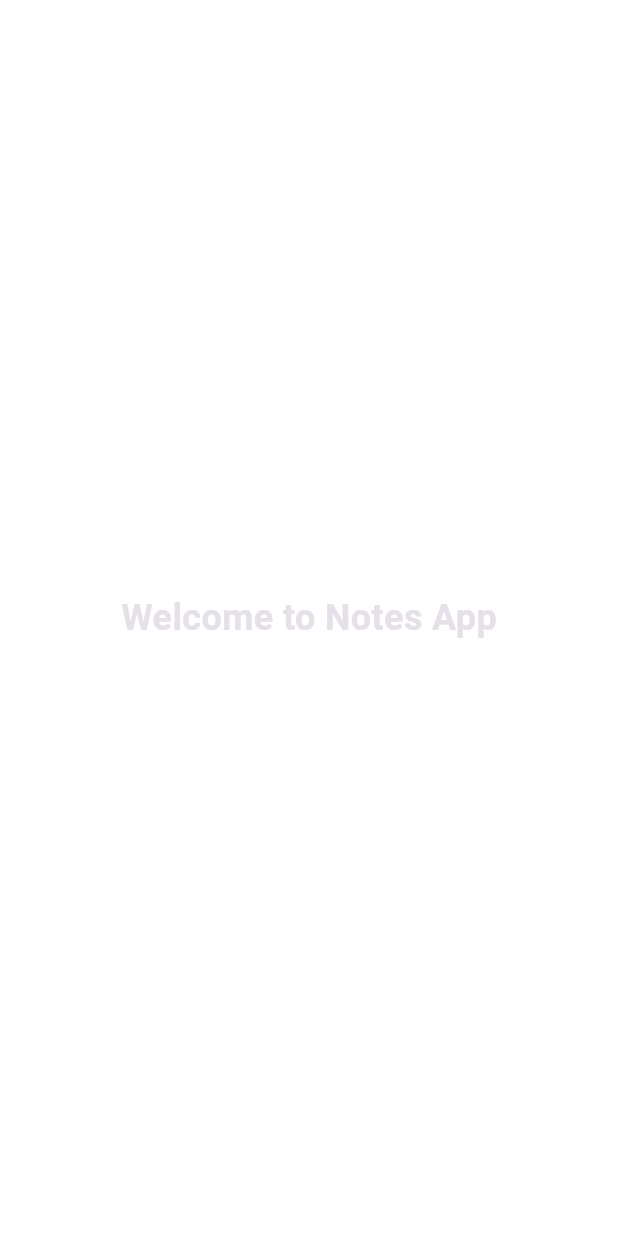
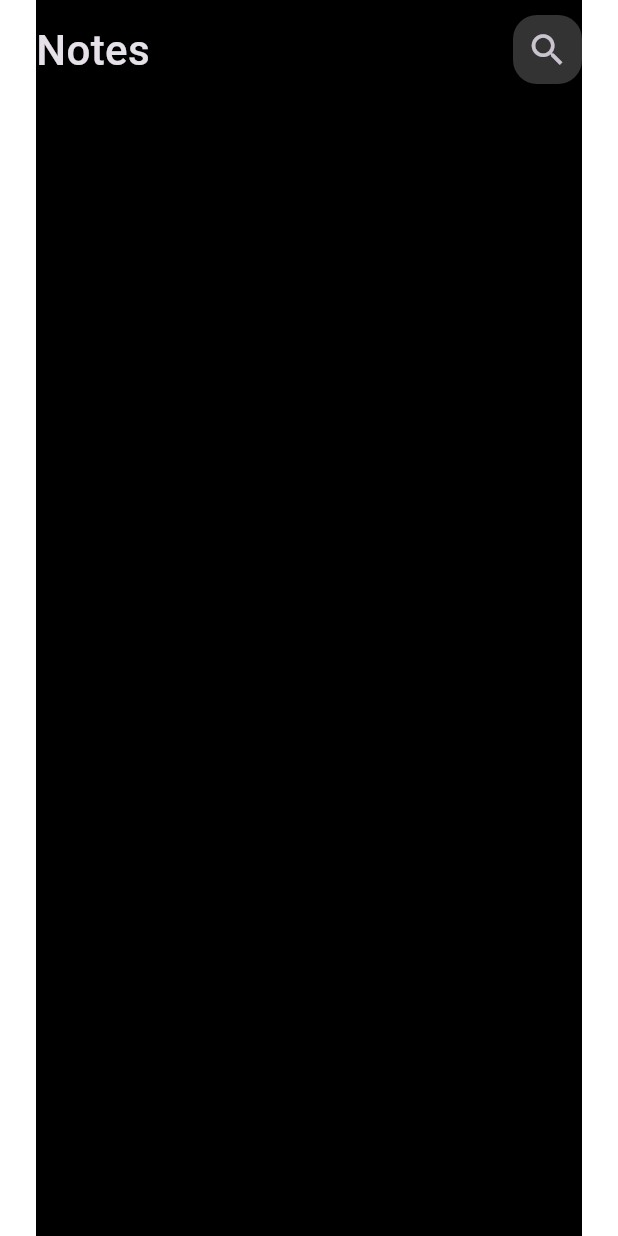
Before and after one commit to Hassanlbrhim/Notes_App, a Flutter app: the screen it shows after launch, on a phone screen of 412 x 824 dp. Run offline on Flutter 3.47's test engine with Material 3 defaults, Android fonts, the phone set to English and light mode, and no system bars; our stand-ins replace lottie.

Commit message:
the up data files

```diff
--- a/notes_app/lib/main.dart
+++ b/notes_app/lib/main.dart
@@ -14,10 +14,8 @@ class MyApp extends StatelessWidget {
   Widget build(BuildContext context) {
     return MaterialApp(
       debugShowCheckedModeBanner: false,
-
       theme: ThemeData(brightness: Brightness.dark),
-
-      home:   SplashScreen(),
+      home: SplashScreen(),
     );
   }
 }
--- a/notes_app/lib/views/Home_page.dart
+++ b/notes_app/lib/views/Home_page.dart
@@ -1,16 +1,17 @@
 import 'package:flutter/material.dart';
+import 'package:notes_app/widgets/notes_views_bodey.dart';
 
 class NotesApp extends StatelessWidget {
   const NotesApp({super.key});
 
   @override
   Widget build(BuildContext context) {
-    return const Scaffold(
-      backgroundColor: Colors.white, // Choose a color that suits you
-      body: Center(
-        child: Text(
-          'Welcome to Notes App',
-          style: TextStyle(fontSize: 24, fontWeight: FontWeight.bold),
+    return SafeArea(
+      child: Padding(
+        padding: EdgeInsets.symmetric(horizontal: 24),
+        child: const Scaffold(
+          backgroundColor: Colors.black,
+          body: NotesViewsBodey(),
         ),
       ),
     );
--- /dev/null
+++ b/notes_app/lib/widgets/custom_appBar.dart
@@ -0,0 +1,24 @@
+import 'package:flutter/material.dart';
+import 'package:notes_app/widgets/custom_search_icon.dart';
+
+class CustomAppbar extends StatelessWidget {
+  const CustomAppbar({super.key});
+
+  @override
+  Widget build(BuildContext context) {
+    return Row(
+      mainAxisAlignment: MainAxisAlignment.spaceBetween,
+      children: [
+        Text(
+          "Notes",
+          style: TextStyle(
+            fontSize: 28,
+            fontWeight: FontWeight.w500,
+          ),
+        ),
+        Spacer(),
+        CustomSearchIcon()
+      ],
+    );
+  }
+}
--- /dev/null
+++ b/notes_app/lib/widgets/custom_search_icon.dart
@@ -0,0 +1,21 @@
+import 'package:flutter/material.dart';
+
+class CustomSearchIcon extends StatelessWidget {
+  const CustomSearchIcon({super.key});
+
+  @override
+  Widget build(BuildContext context) {
+    return Container(
+        width: 46,
+        height: 46,
+        decoration: BoxDecoration(
+          color: Colors.white.withOpacity(0.2),
+          borderRadius: BorderRadius.circular(16),
+        ),
+        child: IconButton(
+          onPressed: () {},
+          icon: Icon(Icons.search),
+          iconSize: 28,
+        ));
+  }
+}
--- /dev/null
+++ b/notes_app/lib/widgets/notes_views_bodey.dart
@@ -0,0 +1,18 @@
+import 'package:flutter/material.dart';
+import 'package:notes_app/widgets/custom_appBar.dart';
+
+class NotesViewsBodey extends StatelessWidget {
+  const NotesViewsBodey({super.key});
+
+  @override
+  Widget build(BuildContext context) {
+    return Column(
+      children: [
+        SizedBox(
+          height: 10,
+        ),
+        CustomAppbar(),
+      ],
+    );
+  }
+}
```
Also changed, not shown: notes_app/assets/icon/notes.svg (deleted).
